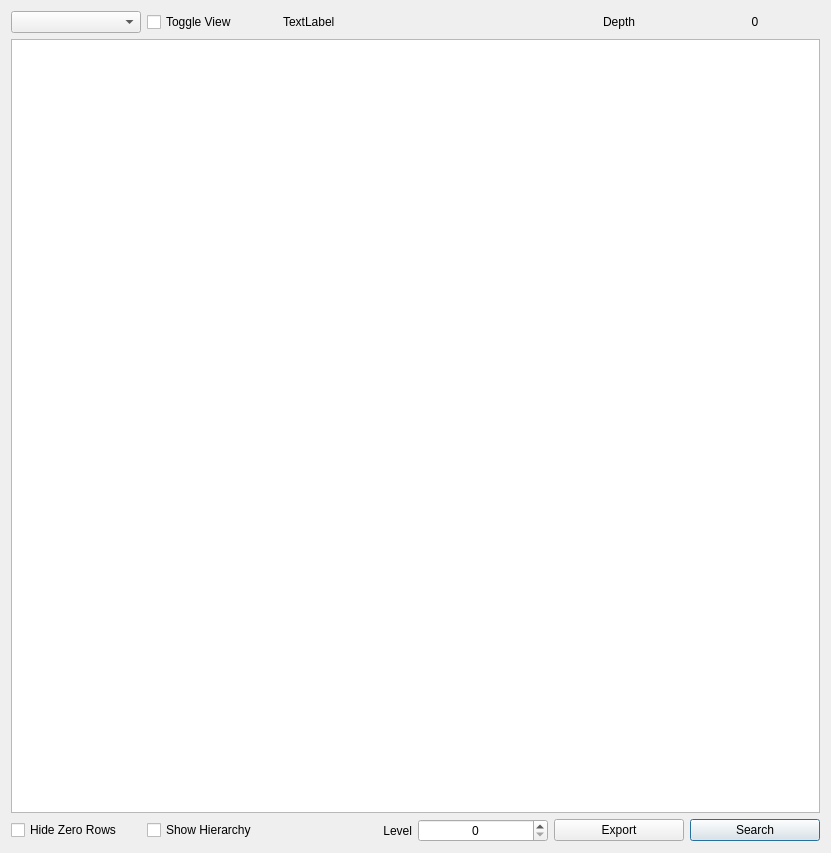
Old version of the form datamodel/htabledata.ui in the repository hallamlab/MetaPathwaysGUI.
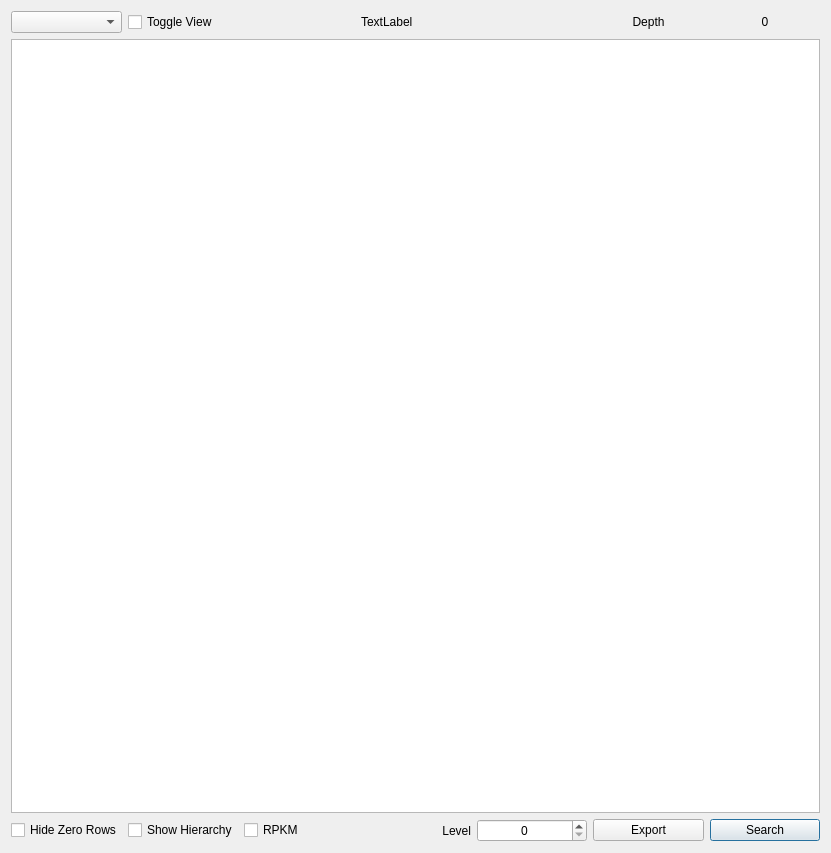
New version of the form.

Commit message: Added the RPKM values

Patch:
```diff
--- a/datamodel/htabledata.ui
+++ b/datamodel/htabledata.ui
@@ -20,41 +20,14 @@
    <string>Hierarchical Table</string>
   </property>
   <layout class="QGridLayout" name="gridLayout">
-   <item row="2" column="1">
-    <widget class="QCheckBox" name="showHierarchy">
-     <property name="text">
-      <string>Show Hierarchy</string>
-     </property>
-    </widget>
-   </item>
-   <item row="2" column="5">
-    <widget class="QPushButton" name="searchButton">
-     <property name="text">
-      <string>Search</string>
-     </property>
-    </widget>
-   </item>
    <item row="2" column="4">
-    <widget class="QPushButton" name="exportButton">
-     <property name="text">
-      <string>Export</string>
-     </property>
-    </widget>
-   </item>
-   <item row="2" column="2">
-    <widget class="QLabel" name="label">
-     <property name="text">
-      <string>Level</string>
-     </property>
+    <widget class="QSpinBox" name="showDepth">
      <property name="alignment">
-      <set>Qt::AlignRight|Qt::AlignTrailing|Qt::AlignVCenter</set>
+      <set>Qt::AlignCenter</set>
      </property>
     </widget>
    </item>
-   <item row="0" column="0">
-    <widget class="QComboBox" name="categorySelector"/>
-   </item>
-   <item row="1" column="0" colspan="6">
+   <item row="1" column="0" colspan="7">
     <widget class="QTableWidget" name="tableWidget">
      <property name="sizePolicy">
       <sizepolicy hsizetype="Preferred" vsizetype="Preferred">
@@ -67,14 +40,41 @@
      </property>
     </widget>
    </item>
+   <item row="0" column="0">
+    <widget class="QComboBox" name="categorySelector"/>
+   </item>
+   <item row="2" column="6">
+    <widget class="QPushButton" name="searchButton">
+     <property name="text">
+      <string>Search</string>
+     </property>
+    </widget>
+   </item>
+   <item row="2" column="5">
+    <widget class="QPushButton" name="exportButton">
+     <property name="text">
+      <string>Export</string>
+     </property>
+    </widget>
+   </item>
    <item row="2" column="3">
-    <widget class="QSpinBox" name="showDepth">
+    <widget class="QLabel" name="label">
+     <property name="text">
+      <string>Level</string>
+     </property>
      <property name="alignment">
-      <set>Qt::AlignCenter</set>
+      <set>Qt::AlignRight|Qt::AlignTrailing|Qt::AlignVCenter</set>
      </property>
     </widget>
    </item>
-   <item row="0" column="5">
+   <item row="2" column="1">
+    <widget class="QCheckBox" name="showHierarchy">
+     <property name="text">
+      <string>Show Hierarchy</string>
+     </property>
+    </widget>
+   </item>
+   <item row="0" column="6">
     <widget class="QLabel" name="depthLabelValue">
      <property name="text">
       <string>0</string>
@@ -84,7 +84,7 @@
      </property>
     </widget>
    </item>
-   <item row="0" column="4">
+   <item row="0" column="5">
     <widget class="QLabel" name="depthLabel">
      <property name="text">
       <string>Depth</string>
@@ -101,7 +101,7 @@
      </property>
     </widget>
    </item>
-   <item row="0" column="2" colspan="2">
+   <item row="0" column="3" colspan="2">
     <widget class="QLabel" name="subCategoryName">
      <property name="text">
       <string>TextLabel</string>
@@ -115,6 +115,13 @@
      </property>
     </widget>
    </item>
+   <item row="2" column="2">
+    <widget class="QCheckBox" name="showRPKM">
+     <property name="text">
+      <string>RPKM</string>
+     </property>
+    </widget>
+   </item>
   </layout>
  </widget>
  <resources/>
```
The commit also changes 43 other files.
